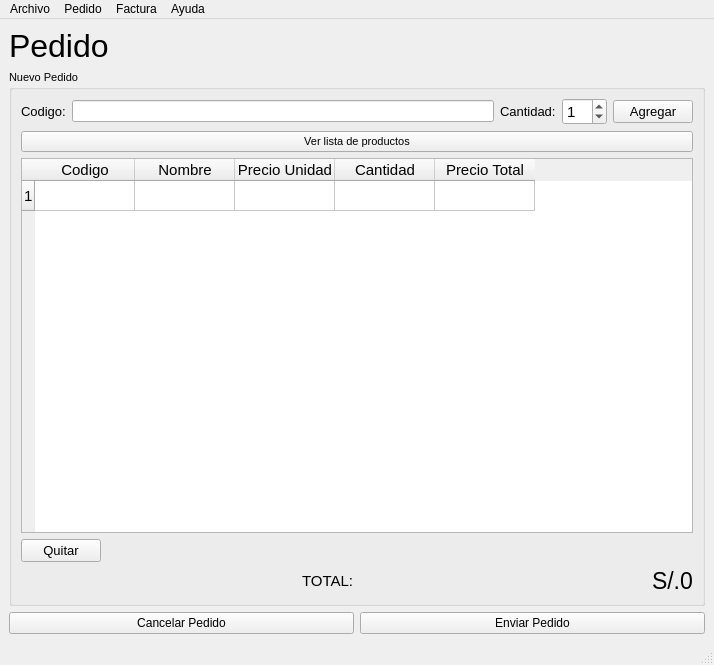
This is ui/pedido.ui in nashvent/libreria as Qt 5 draws it before an edit. The edited form follows.
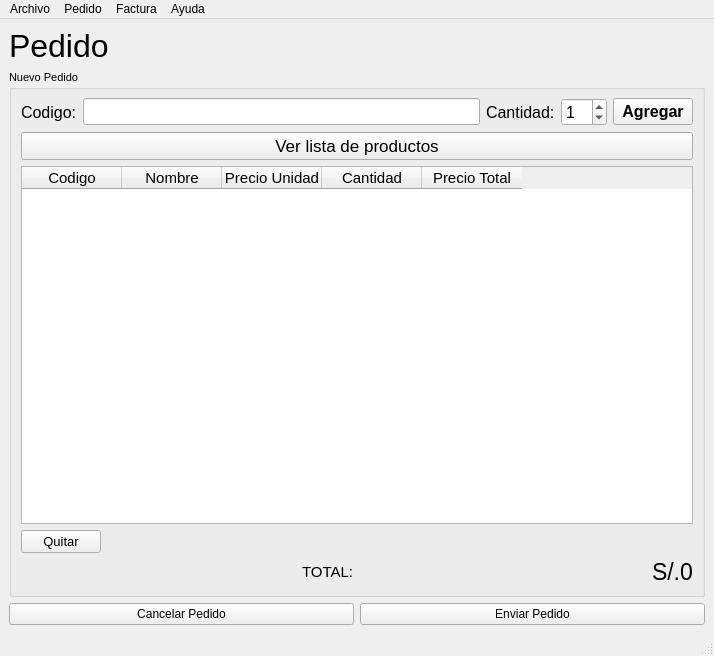
This is the edited form.

Commit message: Avance datos de factura y boleta

The edit to the form file:
```diff
--- a/ui/pedido.ui
+++ b/ui/pedido.ui
@@ -7,7 +7,7 @@
     <x>0</x>
     <y>0</y>
     <width>714</width>
-    <height>665</height>
+    <height>656</height>
    </rect>
   </property>
   <property name="windowTitle">
@@ -57,7 +57,7 @@
             <widget class="QLabel" name="label_2">
              <property name="font">
               <font>
-               <pointsize>10</pointsize>
+               <pointsize>12</pointsize>
               </font>
              </property>
              <property name="text">
@@ -67,6 +67,11 @@
            </item>
            <item>
             <widget class="QLineEdit" name="lineaCodigo">
+             <property name="font">
+              <font>
+               <pointsize>12</pointsize>
+              </font>
+             </property>
              <property name="text">
               <string/>
              </property>
@@ -76,7 +81,7 @@
             <widget class="QLabel" name="label_3">
              <property name="font">
               <font>
-               <pointsize>10</pointsize>
+               <pointsize>12</pointsize>
               </font>
              </property>
              <property name="text">
@@ -88,7 +93,7 @@
             <widget class="QSpinBox" name="cantidadPedido">
              <property name="font">
               <font>
-               <pointsize>11</pointsize>
+               <pointsize>12</pointsize>
               </font>
              </property>
              <property name="value">
@@ -100,9 +105,9 @@
             <widget class="QPushButton" name="botonAgregar">
              <property name="font">
               <font>
-               <pointsize>10</pointsize>
-               <weight>50</weight>
-               <bold>false</bold>
+               <pointsize>12</pointsize>
+               <weight>75</weight>
+               <bold>true</bold>
               </font>
              </property>
              <property name="cursor">
@@ -117,6 +122,11 @@
          </item>
          <item>
           <widget class="QPushButton" name="botonLista">
+           <property name="font">
+            <font>
+             <pointsize>13</pointsize>
+            </font>
+           </property>
            <property name="text">
             <string>Ver lista de productos</string>
            </property>
@@ -133,12 +143,11 @@
             <set>QAbstractItemView::AnyKeyPressed|QAbstractItemView::EditKeyPressed</set>
            </property>
            <property name="rowCount">
-            <number>1</number>
+            <number>0</number>
            </property>
            <property name="columnCount">
             <number>5</number>
            </property>
-           <row/>
            <column>
             <property name="text">
              <string>Codigo</string>
```
Left out of the diff: 4 changed lines with no effect on the pictures. The commit also changes 1 other file.
